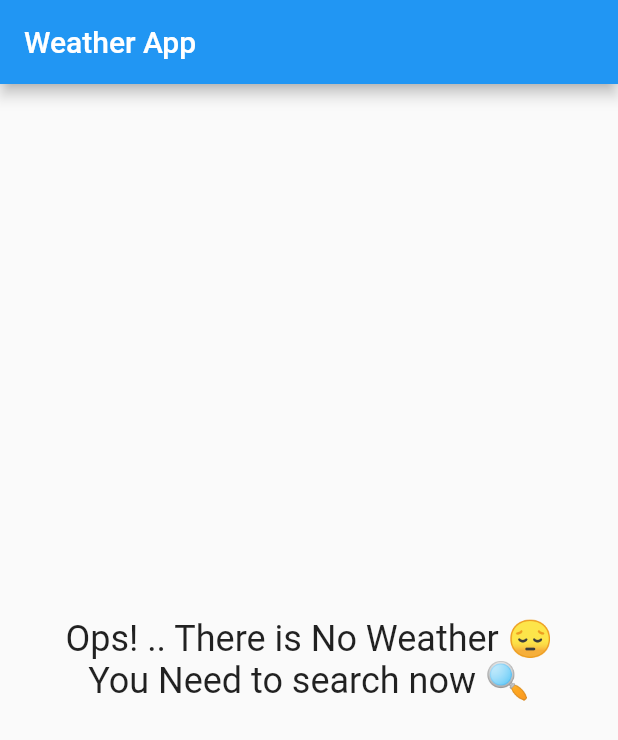
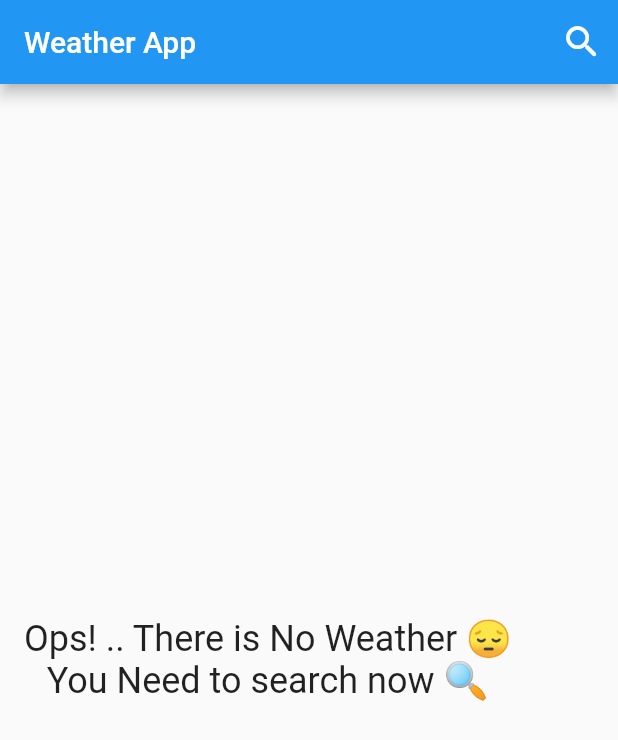
Before and after one commit to aboda97/weather_app, a Flutter app: the screen it shows after launch, on a phone screen of 412 x 824 dp. Shown: the top 740 px of the screen. Run offline on Flutter 3.47's test engine with Material 2 defaults, Android fonts, the phone set to English and light mode, and no system bars.

Commit message:
add text field

```diff
--- /dev/null
+++ b/lib/components/not_found_weather_screen.dart
@@ -0,0 +1,31 @@
+import 'package:flutter/material.dart';
+
+class NotFoundWeatherScreen extends StatelessWidget {
+  const NotFoundWeatherScreen({
+    Key? key,
+  }) : super(key: key);
+
+  @override
+  Widget build(BuildContext context) {
+    return const Padding(
+      padding: EdgeInsets.symmetric(horizontal: 16),
+      child: Column(
+        mainAxisAlignment: MainAxisAlignment.center,
+        children: [
+          Text(
+            'Ops! .. There is No Weather 😔',
+            style: TextStyle(
+              fontSize: 24,
+            ),
+          ),
+          Text(
+            'You Need to search now 🔍',
+            style: TextStyle(
+              fontSize: 24,
+            ),
+          )
+        ],
+      ),
+    );
+  }
+}
--- a/lib/main.dart
+++ b/lib/main.dart
@@ -1,4 +1,5 @@
 import 'package:flutter/material.dart';
+import 'package:flutter/services.dart';
 import 'package:weather/screens/weather_home_screen.dart';
 
 void main() {
@@ -10,6 +11,11 @@ class WeatherApp extends StatelessWidget {
 
   @override
   Widget build(BuildContext context) {
+    SystemChrome.setSystemUIOverlayStyle(
+      const SystemUiOverlayStyle(
+        statusBarColor: Colors.transparent,
+      ),
+    );
     return const MaterialApp(
       debugShowCheckedModeBanner: false,
       home: WeatherHomeScreen(),
--- a/lib/screens/not_found_weather_screen.dart
+++ /dev/null
@@ -1,33 +0,0 @@
-import 'package:flutter/material.dart';
-
-class NotFoundWeatherScreen extends StatelessWidget {
-  const NotFoundWeatherScreen({
-    Key? key,
-  }) : super(key: key);
-
-  @override
-  Widget build(BuildContext context) {
-    return const Padding(
-      padding: EdgeInsets.symmetric(horizontal: 16),
-      child: Center(
-        child: Column(
-          mainAxisSize: MainAxisSize.min,
-          children: [
-            Text(
-              'Ops! .. There is No Weather 😔',
-              style: TextStyle(
-                fontSize: 24,
-              ),
-            ),
-            Text(
-              'You Need to search now 🔍',
-              style: TextStyle(
-                fontSize: 24,
-              ),
-            )
-          ],
-        ),
-      ),
-    );
-  }
-}
--- a/lib/screens/weather_home_screen.dart
+++ b/lib/screens/weather_home_screen.dart
@@ -1,5 +1,6 @@
 import 'package:flutter/material.dart';
-import 'package:weather/screens/not_found_weather_screen.dart';
+import 'package:weather/components/not_found_weather_screen.dart';
+import 'package:weather/screens/weather_search_screen.dart';
 
 class WeatherHomeScreen extends StatelessWidget {
   const WeatherHomeScreen({super.key});
@@ -9,6 +10,21 @@ class WeatherHomeScreen extends StatelessWidget {
     return Scaffold(
       appBar: AppBar(
         title: const Text('Weather App'),
+        actions: [
+          IconButton(
+            onPressed: () {
+              Navigator.of(context).push(
+                MaterialPageRoute(
+                  builder: (context) {
+                    return const WeatherSearchScreen();
+                  },
+                ),
+              );
+            },
+            icon: const Icon(Icons.search_rounded),
+            iconSize: 28.0,
+          ),
+        ],
       ),
       body: const NotFoundWeatherScreen(),
     );
```
Also changed, not shown: lib/screens/weather_search_screen.dart (added, +40 -0 lines), lib/components/info_weather_screen.dart (renamed from lib/screens/info_weather_screen.dart).
